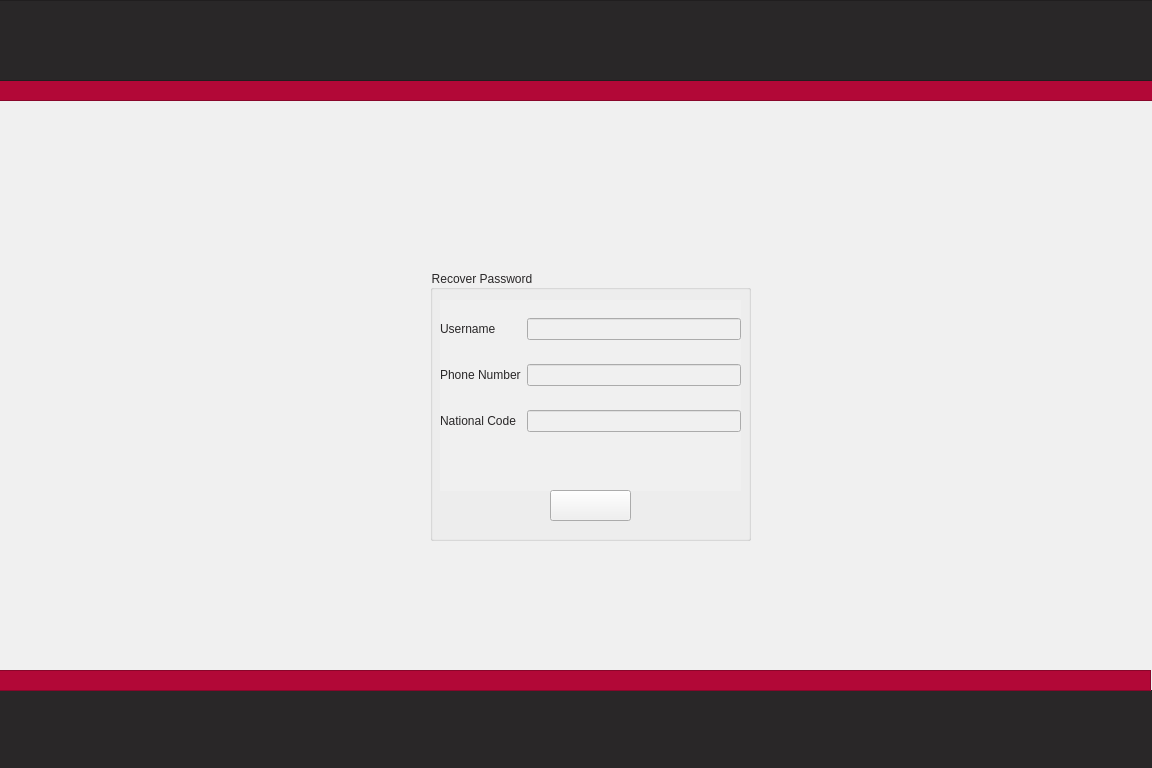
This is forgotpasspage.ui in AjaxGroup1400/golestan as Qt 5 draws it before an edit. The edited form follows.
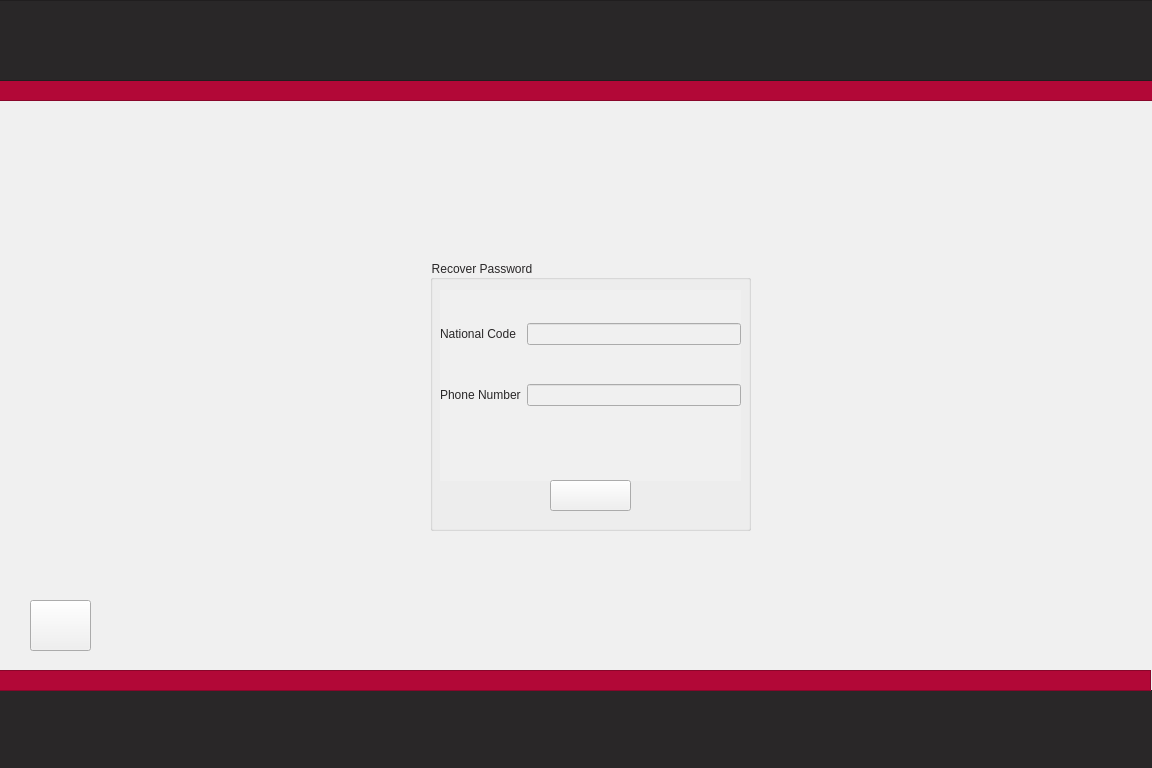
This is the edited form. Icons and pictures are not drawn.

```diff
--- a/forgotpasspage.ui
+++ b/forgotpasspage.ui
@@ -102,7 +102,7 @@
    <property name="geometry">
     <rect>
      <x>430</x>
-     <y>270</y>
+     <y>260</y>
      <width>321</width>
      <height>271</height>
     </rect>
@@ -135,20 +135,6 @@
        </property>
       </widget>
      </item>
-     <item row="0" column="0">
-      <widget class="QLabel" name="label">
-       <property name="styleSheet">
-        <string notr="true">font: 9pt &quot;Montserrat&quot;;
-color: rgb(41, 39, 40);</string>
-       </property>
-       <property name="text">
-        <string>Username</string>
-       </property>
-      </widget>
-     </item>
-     <item row="1" column="1">
-      <widget class="QLineEdit" name="phoneLine"/>
-     </item>
      <item row="0" column="1">
       <widget class="QLineEdit" name="userLine">
        <property name="styleSheet">
@@ -156,8 +142,11 @@
        </property>
       </widget>
      </item>
-     <item row="2" column="0">
-      <widget class="QLabel" name="label_3">
+     <item row="1" column="1">
+      <widget class="QLineEdit" name="phoneLine"/>
+     </item>
+     <item row="0" column="0">
+      <widget class="QLabel" name="label">
        <property name="styleSheet">
         <string notr="true">font: 9pt &quot;Montserrat&quot;;
 color: rgb(41, 39, 40);</string>
@@ -167,9 +156,6 @@
        </property>
       </widget>
      </item>
-     <item row="2" column="1">
-      <widget class="QLineEdit" name="NCodeLine"/>
-     </item>
     </layout>
    </widget>
    <widget class="QWidget" name="horizontalLayoutWidget_5">
@@ -274,6 +260,45 @@
    <zorder>horizontalLayoutWidget_5</zorder>
    <zorder>Confirmbtn</zorder>
   </widget>
+  <widget class="QPushButton" name="backToLogin">
+   <property name="geometry">
+    <rect>
+     <x>30</x>
+     <y>600</y>
+     <width>61</width>
+     <height>51</height>
+    </rect>
+   </property>
+   <property name="text">
+    <string/>
+   </property>
+  </widget>
+  <widget class="QLabel" name="label_16">
+   <property name="geometry">
+    <rect>
+     <x>40</x>
+     <y>600</y>
+     <width>41</width>
+     <height>46</height>
+    </rect>
+   </property>
+   <property name="text">
+    <string/>
+   </property>
+   <property name="pixmap">
+    <pixmap resource="arrowIcon.qrc">:/new/prefix1/icons8-left-arrow-50.png</pixmap>
+   </property>
+   <property name="scaledContents">
+    <bool>true</bool>
+   </property>
+  </widget>
+  <zorder>frame_4</zorder>
+  <zorder>frame_3</zorder>
+  <zorder>frame_5</zorder>
+  <zorder>frame_6</zorder>
+  <zorder>groupBox</zorder>
+  <zorder>label_16</zorder>
+  <zorder>backToLogin</zorder>
  </widget>
  <resources/>
  <connections/>
```
Left out of the diff: 4 changed lines with no effect on the pictures.
